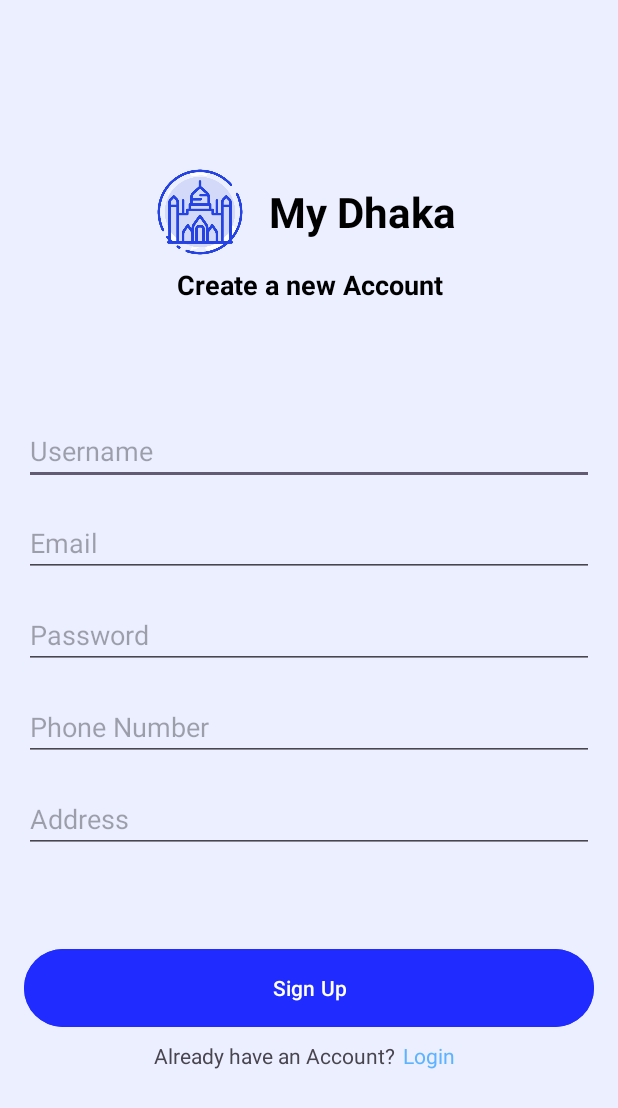
After one commit to PrinceAbir/My-Dhaka, an Android app: the SignUp screen opened directly, with no data from a screen before it, on a phone screen of 412 x 824 dp. The commit adds this screen. Shown: the top 1108 px of the screen. Run offline under Robolectric (Android 15) with nearby library versions, the phone set to English and light mode, and no system bars; our stand-ins replace Volley.

Commit message:
Login & Sign Up Done

```diff
--- /dev/null
+++ b/app/src/main/java/com/example/mydhakaproject/Views/SignUp.java
@@ -0,0 +1,122 @@
+package com.example.mydhakaproject.Views;
+
+import android.content.Intent;
+import android.os.Bundle;
+import android.view.View;
+import android.widget.Button;
+import android.widget.EditText;
+import android.widget.ProgressBar;
+import android.widget.TextView;
+import android.widget.Toast;
+
+import androidx.appcompat.app.AppCompatActivity;
+import androidx.recyclerview.widget.LinearLayoutManager;
+
+import com.android.volley.Request;
+import com.android.volley.RequestQueue;
+import com.android.volley.Response;
+import com.android.volley.VolleyError;
+import com.android.volley.toolbox.JsonObjectRequest;
+import com.android.volley.toolbox.StringRequest;
+import com.android.volley.toolbox.Volley;
+import com.example.mydhakaproject.Adapters.FireServiceAdapter;
+import com.example.mydhakaproject.Models.Model;
+import com.example.mydhakaproject.R;
+
+import org.json.JSONArray;
+import org.json.JSONException;
+import org.json.JSONObject;
+
+public class SignUp extends AppCompatActivity {
+
+    private EditText editUsername, editEmail, editPassword, editPhoneNumber, editAddress;
+    private Button btnSignUp;
+    ProgressBar progressBar;
+    TextView loginLink;
+
+    @Override
+    protected void onCreate(Bundle savedInstanceState) {
+        super.onCreate(savedInstanceState);
+        setContentView(R.layout.activity_sign_up);
+
+        editUsername = findViewById(R.id.editUsername);
+        editEmail = findViewById(R.id.editEmail);
+        editPassword = findViewById(R.id.editPassword);
+        editPhoneNumber = findViewById(R.id.editPhoneNumber);
+        editAddress = findViewById(R.id.editAddress);
+        btnSignUp = findViewById(R.id.btnSignUp);
+        progressBar = findViewById(R.id.signUp_progress_bar);
+        loginLink = findViewById(R.id.login_link);
+
+        btnSignUp.setOnClickListener(new View.OnClickListener() {
+            @Override
+            public void onClick(View v) {
+
+                String username = editUsername.getText().toString();
+                String email = editEmail.getText().toString();
+                String password = editPassword.getText().toString();
+                String phoneNumber = editPhoneNumber.getText().toString();
+                String address = editAddress.getText().toString();
+
+                if (username.isEmpty()) {
+                    editUsername.setError("Name cannot be empty!");
+                } else if (!email.contains("@")) {
+                    editEmail.setError("Email is Invalid");
+                } else if (password.length() < 6) {
+                    editPassword.setError("Password must be greater than 6 character");
+                } else if (phoneNumber.length() < 11 || phoneNumber.length() > 14) {
+                    editPhoneNumber.setError("Number is invalid");
+                } else if (address.isEmpty()) {
+                    editAddress.setError("Address cannot be empty!");
+                } else {
+
+                    insertData(username, email, password, phoneNumber, address);
+                }
+            }
+        });
+
+        loginLink.setOnClickListener( v->{
+            startActivity(new Intent(getApplicationContext(),Login.class));
+            finish();
+        });
+    }
+
+    public void insertData(String username, String email, String password, String phoneNumber, String address) {
+        progressBar.setVisibility(View.VISIBLE);
+
+        String url = "https://mydhaka.000webhostapp.com/My%20Dhaka/data.php?username=" + username + "&email=" + email + "&password=" + password + "&phone_number=" + phoneNumber + "&address=" + address;
+
+        RequestQueue requestQueue = Volley.newRequestQueue(getApplicationContext());
+
+        StringRequest stringRequest = new StringRequest(Request.Method.GET, url, new Response.Listener<String>() {
+            @Override
+            public void onResponse(String response) {
+
+               progressBar.setVisibility(View.GONE);
+               Toast.makeText(SignUp.this,"Registration Successful", Toast.LENGTH_SHORT).show();
+
+               editUsername.setText("");
+               editEmail.setText("");
+               editPassword.setText("");
+               editPhoneNumber.setText("");
+               editAddress.setText("");
+
+                startActivity(new Intent(getApplicationContext(),Login.class));
+                finish();
+            }
+        }, new Response.ErrorListener() {
+            @Override
+            public void onErrorResponse(VolleyError error) {
+
+                Toast.makeText(SignUp.this, "Please check your internet connection", Toast.LENGTH_SHORT).show();
+                progressBar.setVisibility(View.GONE);
+            }
+        });
+
+
+        requestQueue.add(stringRequest);
+
+    }
+
+
+}
--- a/app/src/main/java/com/example/mydhakaproject/Views/SplashScreen.java
+++ b/app/src/main/java/com/example/mydhakaproject/Views/SplashScreen.java
@@ -42,7 +42,7 @@ public class SplashScreen extends AppCompatActivity {
             public void run() {
                 animation.cancelAnimation();
                 finish();
-                startActivity(new Intent(getApplicationContext(), Home.class));
+                startActivity(new Intent(getApplicationContext(), Login.class));
 
             }
         }, 6000);
--- /dev/null
+++ b/app/src/main/res/layout/activity_sign_up.xml
@@ -0,0 +1,147 @@
+<?xml version="1.0" encoding="utf-8"?>
+<LinearLayout xmlns:android="http://schemas.android.com/apk/res/android"
+    xmlns:app="http://schemas.android.com/apk/res-auto"
+    xmlns:tools="http://schemas.android.com/tools"
+    android:layout_width="match_parent"
+    android:layout_height="match_parent"
+    android:padding="16dp"
+    tools:context=".Views.SignUp"
+    android:background="@color/background_white"
+    android:gravity="center"
+    android:orientation="vertical">
+
+    <LinearLayout
+        android:layout_width="match_parent"
+        android:layout_height="wrap_content"
+        android:orientation="vertical"
+        android:gravity="center"
+        android:layout_marginBottom="60dp">
+
+        <LinearLayout
+            android:id="@+id/app_icon"
+            android:layout_width="match_parent"
+            android:layout_height="wrap_content"
+            android:gravity="center"
+            android:orientation="horizontal">
+
+            <ImageView
+                android:layout_width="72dp"
+                android:layout_height="72dp"
+                android:src="@drawable/dhaka_icon">
+
+            </ImageView>
+
+            <TextView
+                android:layout_width="wrap_content"
+                android:layout_height="wrap_content"
+                android:layout_gravity="center"
+                android:layout_margin="10dp"
+                android:text="My Dhaka"
+                android:textColor="@color/black"
+                android:textSize="28sp"
+                android:textStyle="bold">
+
+            </TextView>
+        </LinearLayout>
+
+        <TextView
+            android:layout_width="match_parent"
+            android:layout_height="wrap_content"
+            android:text="Create a new Account"
+            android:textColor="@color/black"
+            android:textSize="18sp"
+            android:textStyle="bold"
+            android:gravity="center">
+
+        </TextView>
+
+    </LinearLayout>
+
+    <LinearLayout
+        android:layout_width="match_parent"
+        android:layout_height="wrap_content"
+        android:orientation="vertical">
+
+        <ProgressBar
+            android:id="@+id/signUp_progress_bar"
+            android:layout_width="match_parent"
+            android:layout_height="78dp"
+            android:layout_gravity="center"
+            android:visibility="gone">
+
+        </ProgressBar>
+
+        <EditText
+            android:id="@+id/editUsername"
+            android:layout_width="match_parent"
+            android:layout_height="wrap_content"
+            android:layout_marginTop="16dp"
+            android:hint="Username" />
+
+        <EditText
+            android:id="@+id/editEmail"
+            android:layout_width="match_parent"
+            android:layout_height="wrap_content"
+            android:layout_marginTop="16dp"
+            android:hint="Email" />
+
+
+        <EditText
+            android:id="@+id/editPassword"
+            android:layout_width="match_parent"
+            android:layout_height="wrap_content"
+            android:layout_marginTop="16dp"
+            android:hint="Password"
+            android:inputType="textPassword" />
+
+        <EditText
+            android:id="@+id/editPhoneNumber"
+            android:layout_width="match_parent"
+            android:layout_height="wrap_content"
+            android:layout_marginTop="16dp"
+            android:hint="Phone Number"
+            android:inputType="phone" />
+
+        <EditText
+            android:id="@+id/editAddress"
+            android:layout_width="match_parent"
+            android:layout_height="wrap_content"
+            android:layout_marginTop="16dp"
+            android:hint="Address" />
+
+        <Button
+            android:id="@+id/btnSignUp"
+            android:layout_width="match_parent"
+            android:layout_height="60dp"
+            android:layout_marginTop="60dp"
+            android:backgroundTint="@color/blue"
+            android:text="Sign Up" />
+
+        <LinearLayout
+            android:layout_width="match_parent"
+            android:layout_height="wrap_content"
+            android:orientation="horizontal"
+            android:gravity="center">
+            <TextView
+                android:layout_width="wrap_content"
+                android:layout_height="wrap_content"
+                android:text="Already have an Account?">
+
+            </TextView>
+
+            <TextView
+                android:id="@+id/login_link"
+                android:layout_width="wrap_content"
+                android:layout_height="wrap_content"
+                android:text="Login"
+                android:textColor="#5CB3FF"
+                android:layout_margin="5dp">
+
+            </TextView>
+
+        </LinearLayout>
+
+    </LinearLayout>
+
+
+</LinearLayout>
```
Also changed, not shown: app/src/main/AndroidManifest.xml (+8 -4 lines), app/src/main/java/com/example/mydhakaproject/Views/Login.java (added, +109 -0 lines), app/src/main/res/layout/activity_login.xml (added, +124 -0 lines).
